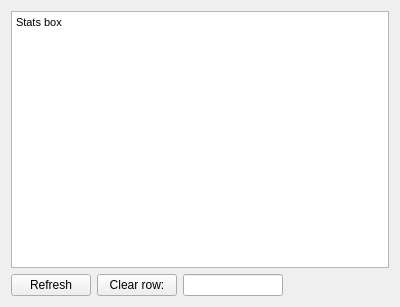
Before: the Qt Designer form ui/w_gaitstats.ui in johnbatzer18/biomech_flexsea-plan, drawn with Qt 5.
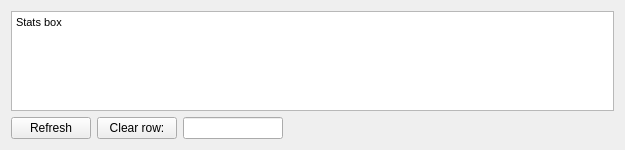
After: the same form once the commit is applied.

Commit message: Gait Stats: columns are aligned, and other graphical improvements

The edit to the form file:
```diff
--- a/ui/w_gaitstats.ui
+++ b/ui/w_gaitstats.ui
@@ -6,20 +6,20 @@
    <rect>
     <x>0</x>
     <y>0</y>
-    <width>400</width>
-    <height>307</height>
+    <width>625</width>
+    <height>150</height>
    </rect>
   </property>
   <property name="sizePolicy">
-   <sizepolicy hsizetype="Expanding" vsizetype="Expanding">
+   <sizepolicy hsizetype="Expanding" vsizetype="MinimumExpanding">
     <horstretch>0</horstretch>
     <verstretch>0</verstretch>
    </sizepolicy>
   </property>
   <property name="minimumSize">
    <size>
-    <width>400</width>
-    <height>0</height>
+    <width>500</width>
+    <height>150</height>
    </size>
   </property>
   <property name="windowTitle">
```
The commit also changes 1 other file.
